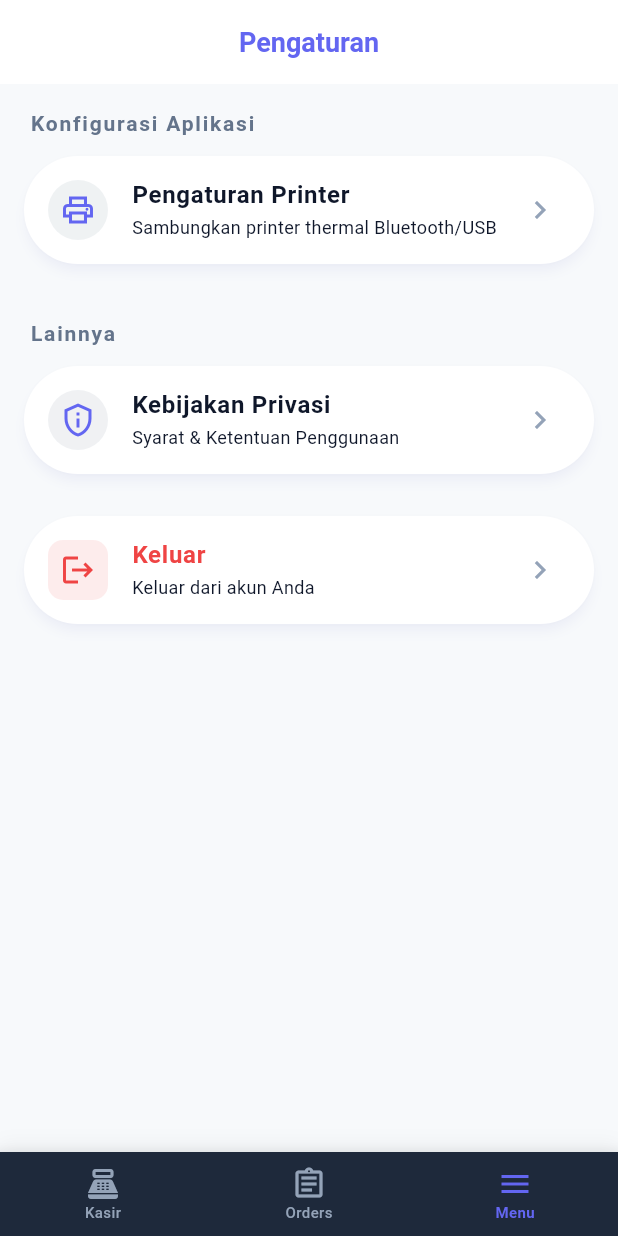
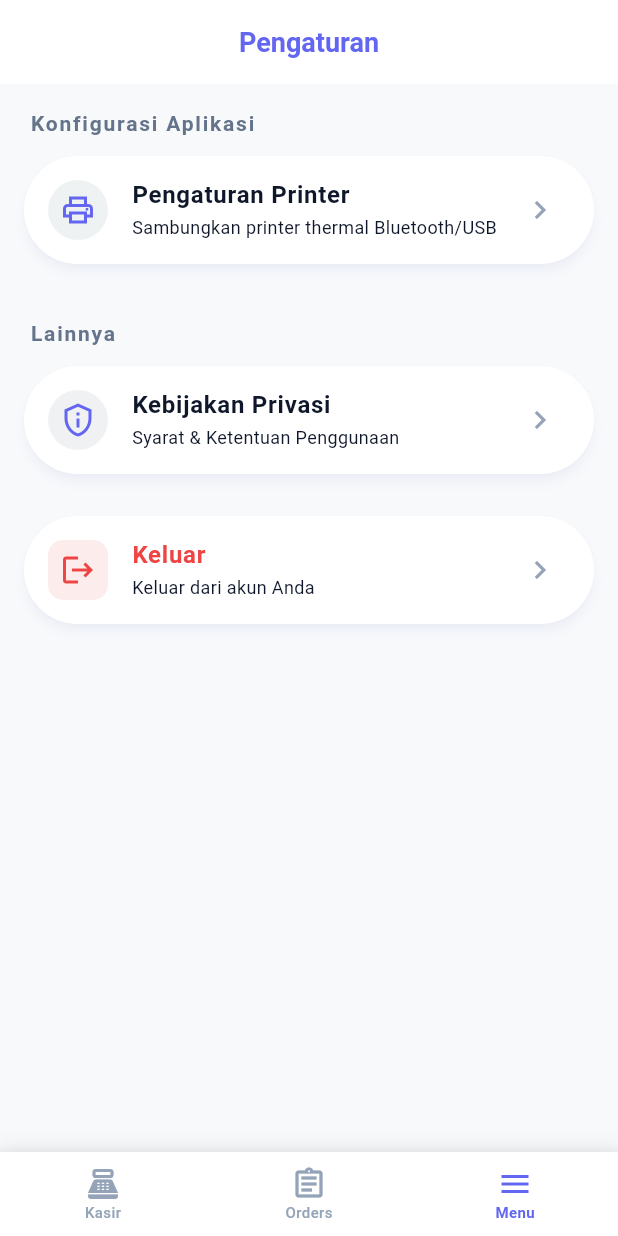
Before and after one commit to ilhaaam24/laci-pos, a Flutter app: the screen it shows once a user with an empty profile is signed in, item 3 of the bottom bar chosen, on a phone screen of 412 x 824 dp. Run offline on Flutter 3.47's test engine with Material 3 defaults, Android fonts, the phone set to English and light mode, and no system bars; our stand-ins replace cached_network_image, cherry_toast, cloud_firestore, connectivity_plus, dartz, dio and 18 more; missing offline and left inert: esc_pos_utils_plus, print_bluetooth_thermal, workmanager; accounts and stored records are empty; generated files the repository leaves out were written again; network calls fail; statements that could not run were skipped.

```diff
--- a/lib/presentation/pages/main_page.dart
+++ b/lib/presentation/pages/main_page.dart
@@ -99,7 +99,6 @@ class _MainPageState extends State<MainPage> {
                 });
               },
               type: BottomNavigationBarType.fixed,
-              backgroundColor: AppColors.darkBackground,
               selectedItemColor: AppColors.primary,
               unselectedItemColor: AppColors.textDisabled,
               showSelectedLabels: true,
```
